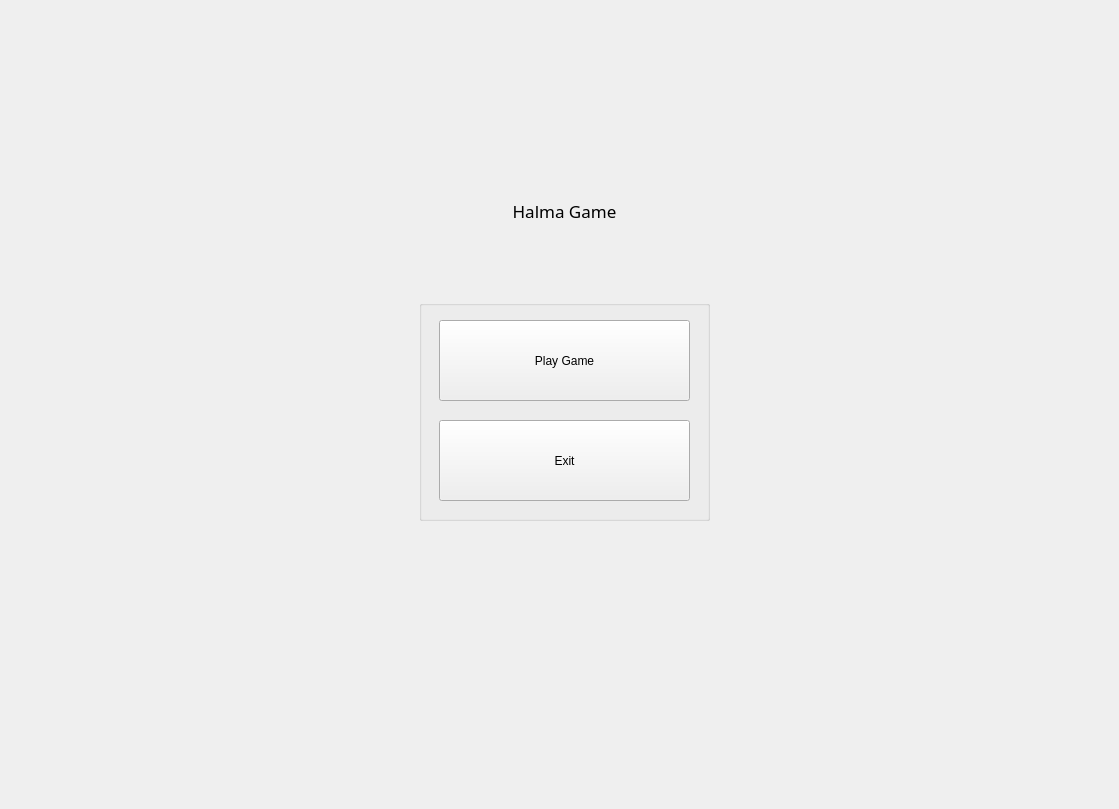
Qt form src/view/main_window.ui (naufal-dean/Halma-AI) before a commit.
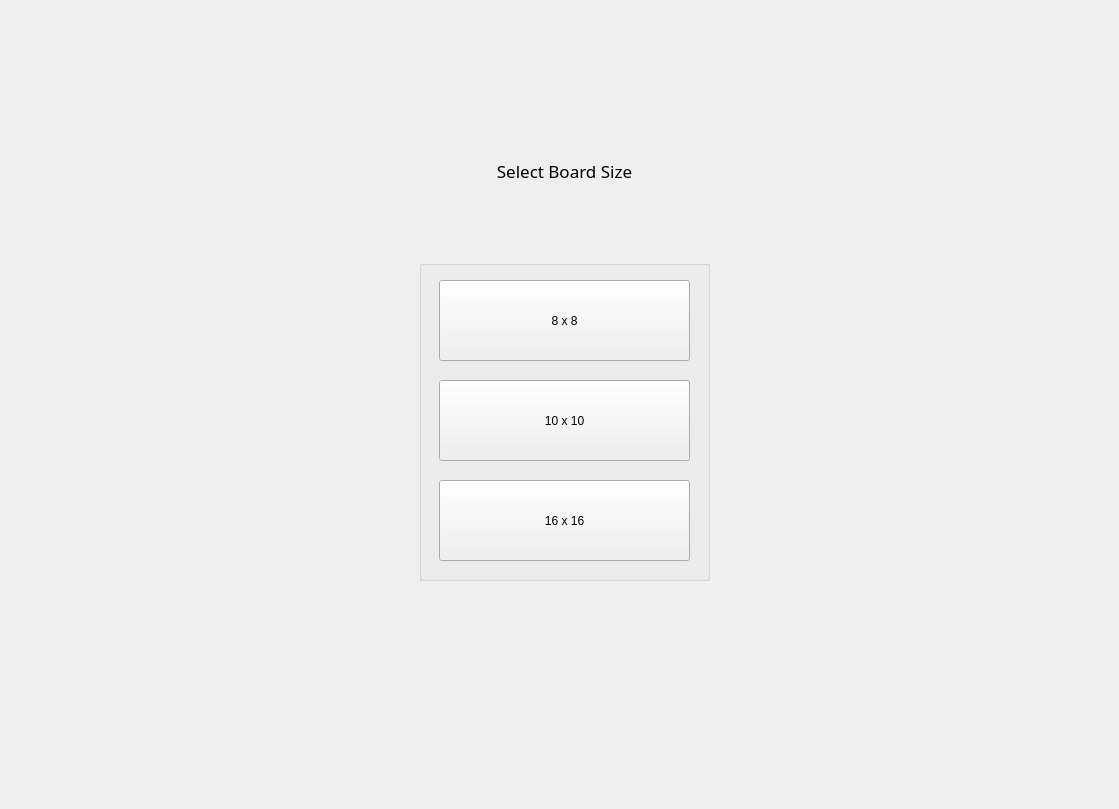
The same form after that commit. The open tabs and pages were chosen to show the change.

Commit message: add select board size page

Patch:
```diff
--- a/src/view/main_window.ui
+++ b/src/view/main_window.ui
@@ -89,6 +89,89 @@
       </widget>
      </widget>
     </widget>
+
+    <widget class="QWidget" name="selectBoardSizeMenuPage">
+     <widget class="QLabel" name="selectSizeTitle">
+      <property name="geometry">
+       <rect>
+        <x>450</x>
+        <y>150</y>
+        <width>231</width>
+        <height>41</height>
+       </rect>
+      </property>
+      <property name="font">
+       <font>
+        <family>Segoe UI Semibold</family>
+        <pointsize>13</pointsize>
+       </font>
+      </property>
+      <property name="text">
+       <string>Select Board Size</string>
+      </property>
+      <property name="textFormat">
+       <enum>Qt::AutoText</enum>
+      </property>
+      <property name="alignment">
+       <set>Qt::AlignCenter</set>
+      </property>
+     </widget>
+     <widget class="QGroupBox" name="selectSizeGroup">
+      <property name="geometry">
+       <rect>
+        <x>420</x>
+        <y>260</y>
+        <width>291</width>
+        <height>321</height>
+       </rect>
+      </property>
+      <property name="title">
+       <string/>
+      </property>
+      <widget class="QPushButton" name="eight">
+       <property name="geometry">
+        <rect>
+         <x>20</x>
+         <y>20</y>
+         <width>251</width>
+         <height>81</height>
+        </rect>
+       </property>
+       <property name="text">
+        <string>8 x 8</string>
+       </property>
+      </widget>
+      <widget class="QPushButton" name="ten">
+       <property name="geometry">
+        <rect>
+         <x>20</x>
+         <y>120</y>
+         <width>251</width>
+         <height>81</height>
+        </rect>
+       </property>
+       <property name="text">
+        <string>10 x 10</string>
+       </property>
+      </widget>
+      <widget class="QPushButton" name="sixteen">
+       <property name="geometry">
+        <rect>
+         <x>20</x>
+         <y>220</y>
+         <width>251</width>
+         <height>81</height>
+        </rect>
+       </property>
+       <property name="text">
+        <string>16 x 16</string>
+       </property>
+      </widget>
+     </widget>
+    </widget>
+
+
+    <!-- Select color page -->
     <widget class="QWidget" name="selectSideMenuPage">
      <widget class="QLabel" name="selectSideTitle">
       <property name="geometry">
```
Left out of the diff: 31 changed lines with no effect on the pictures. The commit also changes 1 other file.
